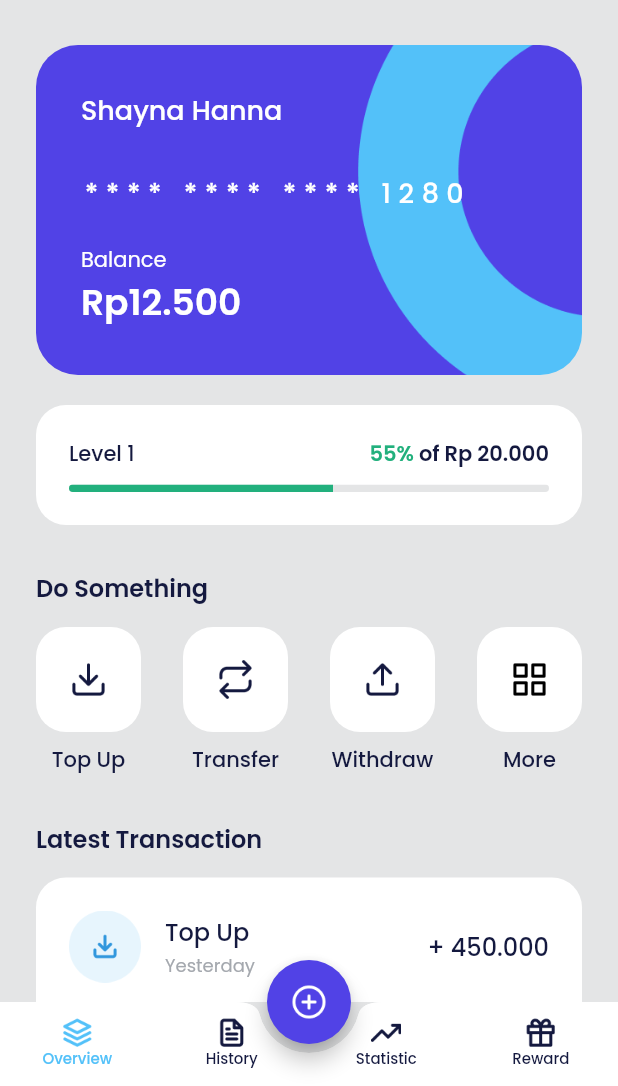
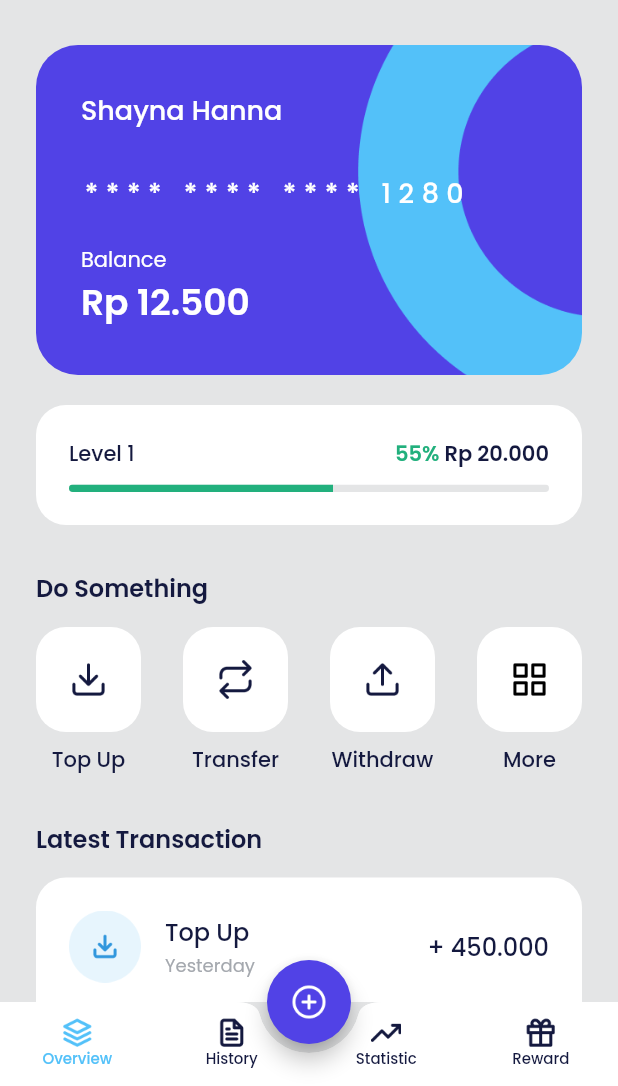
Before and after one commit to jesronmarudut/e-Bank, a Flutter app: the HomePage screen opened by its route, on a phone screen of 412 x 824 dp, the part 150-1236 px from its top. Run offline on Flutter 3.47's test engine with Material 2 defaults, Android fonts, the phone set to English and light mode, and no system bars; our stand-ins replace another_flushbar, carousel_slider, google_fonts.

Commit message:
Adding Methode Format Currency

```diff
--- a/lib/shared/shared_methods.dart
+++ b/lib/shared/shared_methods.dart
@@ -1,6 +1,7 @@
 import 'package:another_flushbar/flushbar.dart';
 import 'package:bank/shared/theme.dart';
 import 'package:flutter/cupertino.dart';
+import 'package:intl/intl.dart';
 
 void showCustomSnackbar(BuildContext context, String message) {
   Flushbar(
@@ -10,3 +11,14 @@ void showCustomSnackbar(BuildContext context, String message) {
     duration: const Duration(seconds: 2),
   ).show(context);
 }
+
+String formatCurrency(
+  num number, {
+  String symbol = 'Rp ',
+}) {
+  return NumberFormat.currency(
+    locale: 'id',
+    symbol: symbol,
+    decimalDigits: 0,
+  ).format(number);
+}
--- a/lib/ui/pages/data_provider_page.dart
+++ b/lib/ui/pages/data_provider_page.dart
@@ -1,3 +1,4 @@
+import 'package:bank/shared/shared_methods.dart';
 import 'package:bank/shared/theme.dart';
 import 'package:bank/ui/widgets/buttons.dart';
 import 'package:bank/ui/widgets/data_provider_item.dart';
@@ -51,7 +52,7 @@ class DataProviderPage extends StatelessWidget {
                     height: 2,
                   ),
                   Text(
-                    'Balance: Rp16.000.000',
+                    formatCurrency(120000000),
                     style: greyTextStyle.copyWith(
                       fontSize: 12,
                     ),
--- a/lib/ui/pages/home_page.dart
+++ b/lib/ui/pages/home_page.dart
@@ -1,5 +1,6 @@
 // import 'dart:js';
 
+import 'package:bank/shared/shared_methods.dart';
 import 'package:bank/shared/theme.dart';
 import 'package:bank/ui/widgets/home_latest_transaction_item.dart';
 import 'package:bank/ui/widgets/home_service_item.dart';
@@ -192,7 +193,7 @@ class HomePage extends StatelessWidget {
             style: whiteTextStyle,
           ),
           Text(
-            'Rp12.500',
+            formatCurrency(12500),
             style: whiteTextStyle.copyWith(
               fontSize: 24,
               fontWeight: semiBold,
@@ -230,7 +231,7 @@ class HomePage extends StatelessWidget {
                   fontWeight: semiBold,
                 ),
               ),
-              Text('of Rp 20.000',
+              Text(formatCurrency(20000),
                   style: blackTextStyle.copyWith(fontWeight: semiBold))
             ],
           ),
@@ -325,30 +326,30 @@ class HomePage extends StatelessWidget {
               color: whiteColor,
             ),
             child: Column(
-              children: const [
+              children: [
                 HomeLatestTransactionItem(
                   iconUrl: 'assets/ic_transaction_cat1.png',
                   title: 'Top Up',
                   time: 'Yesterday',
-                  value: '+ 450.000',
+                  value: '+ ${formatCurrency(450000, symbol: '')}',
                 ),
                 HomeLatestTransactionItem(
                   iconUrl: 'assets/ic_transaction_cat2.png',
                   title: 'Cashback',
                   time: 'Sep 11',
-                  value: '+ 22.000',
+                  value: '+ ${formatCurrency(22000, symbol: '')}',
                 ),
                 HomeLatestTransactionItem(
                   iconUrl: 'assets/ic_transaction_cat3.png',
                   title: 'Withdraw',
                   time: 'Sep 2',
-                  value: '- 5.000',
+                  value: '- ${formatCurrency(4500, symbol: '')}',
                 ),
                 HomeLatestTransactionItem(
                   iconUrl: 'assets/ic_transaction_cat4.png',
                   title: 'Transfer',
                   time: 'Aug 27',
-                  value: '- 123.500',
+                  value: '- ${formatCurrency(44500, symbol: '')}',
                 ),
               ],
             ),
--- a/lib/ui/widgets/package_item.dart
+++ b/lib/ui/widgets/package_item.dart
@@ -1,3 +1,4 @@
+import 'package:bank/shared/shared_methods.dart';
 import 'package:bank/shared/theme.dart';
 import 'package:flutter/material.dart';
 
@@ -45,7 +46,7 @@ class PackageItem extends StatelessWidget {
             height: 2,
           ),
           Text(
-            'Rp $price',
+            formatCurrency(price),
             style: greyTextStyle.copyWith(
               fontSize: 12,
             ),
```
